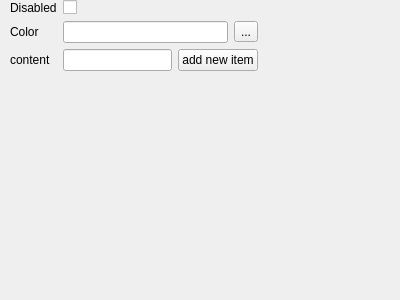
This is examples/comboboxsettingsform.ui in wayuekeji/qt-material-widgets as Qt 5 draws it before an edit. The edited form follows.
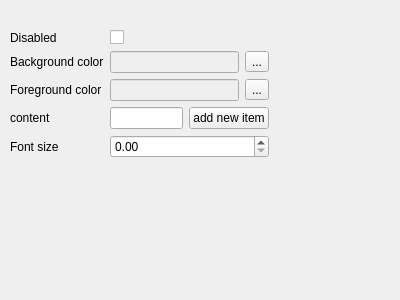
This is the edited form.

```diff
--- a/examples/comboboxsettingsform.ui
+++ b/examples/comboboxsettingsform.ui
@@ -17,8 +17,8 @@
    <property name="geometry">
     <rect>
      <x>10</x>
-     <y>0</y>
-     <width>248</width>
+     <y>30</y>
+     <width>259</width>
      <height>200</height>
     </rect>
    </property>
@@ -36,14 +36,18 @@
     <item row="1" column="0">
      <widget class="QLabel" name="colorLabel">
       <property name="text">
-       <string>Color</string>
+       <string>Background color</string>
       </property>
      </widget>
     </item>
     <item row="1" column="1">
      <layout class="QHBoxLayout" name="horizontalLayout">
       <item>
-       <widget class="QLineEdit" name="colorLineEdit"/>
+       <widget class="QLineEdit" name="backgroundColorLineEdit">
+        <property name="enabled">
+         <bool>false</bool>
+        </property>
+       </widget>
       </item>
       <item>
        <widget class="QToolButton" name="colorToolButton">
@@ -55,13 +59,38 @@
      </layout>
     </item>
     <item row="2" column="0">
+     <widget class="QLabel" name="foregroundColorLabel">
+      <property name="text">
+       <string>Foreground color</string>
+      </property>
+     </widget>
+    </item>
+    <item row="2" column="1">
+     <layout class="QHBoxLayout" name="horizontalLayout_2">
+      <item>
+       <widget class="QLineEdit" name="foregroundColorLineEdit">
+        <property name="enabled">
+         <bool>false</bool>
+        </property>
+       </widget>
+      </item>
+      <item>
+       <widget class="QToolButton" name="foregroundColorToolButton">
+        <property name="text">
+         <string>...</string>
+        </property>
+       </widget>
+      </item>
+     </layout>
+    </item>
+    <item row="3" column="0">
      <widget class="QLabel" name="label">
       <property name="text">
        <string>content</string>
       </property>
      </widget>
     </item>
-    <item row="2" column="1">
+    <item row="3" column="1">
      <layout class="QHBoxLayout" name="horizontalLayout_3">
       <item>
        <widget class="QLineEdit" name="newItemContentLineEdit"/>
@@ -75,6 +104,16 @@
       </item>
      </layout>
     </item>
+    <item row="4" column="0">
+     <widget class="QLabel" name="fontSizeLabel">
+      <property name="text">
+       <string>Font size</string>
+      </property>
+     </widget>
+    </item>
+    <item row="4" column="1">
+     <widget class="QDoubleSpinBox" name="fontSizeDoubleSpinBox"/>
+    </item>
    </layout>
   </widget>
  </widget>
```
Left out of the diff: 6 changed lines with no effect on the pictures.
